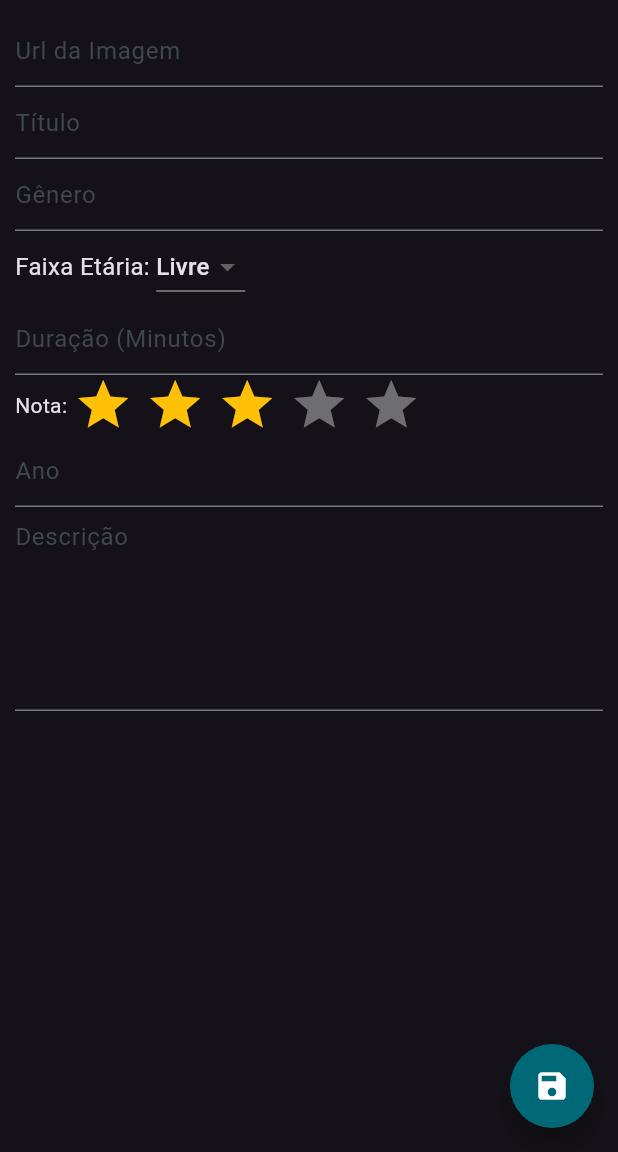
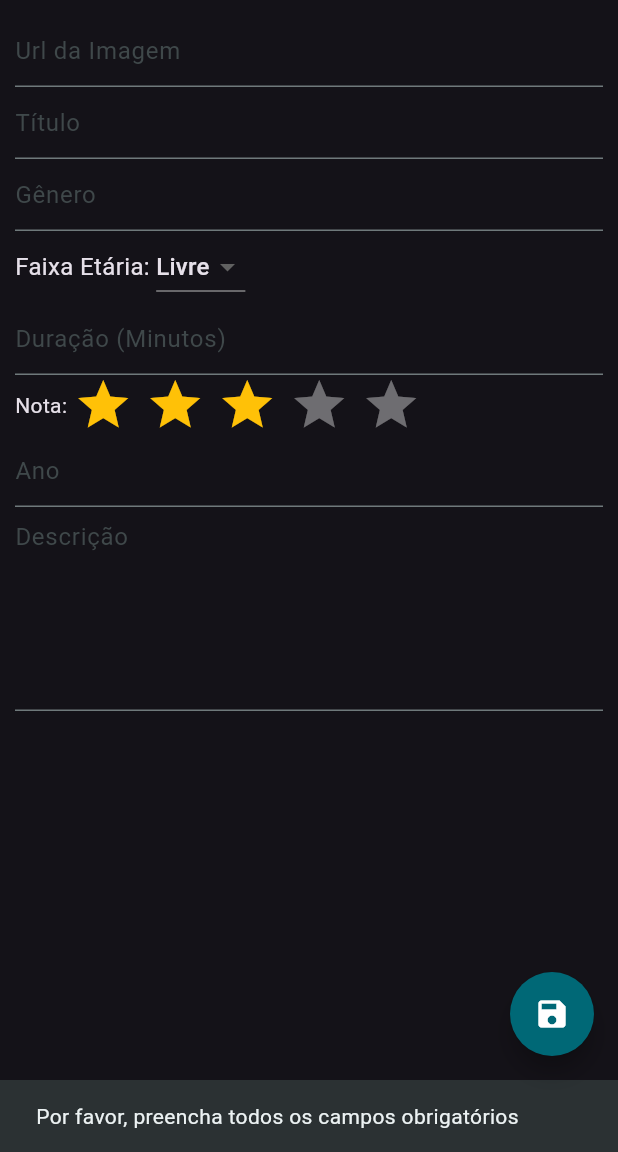
Before and after one commit to Danatorr/Trabalho-Mobile, a Flutter app: the AddScreen screen opened directly, after a tap on the "save" icon, on a phone screen of 412 x 824 dp, the part 84-1236 px from its top. Run offline on Flutter 3.47's test engine with Material 3 defaults, Android fonts, the phone set to English and light mode, and no system bars; drawn by our look-alikes of flutter_rating_bar; our stand-ins replace sqflite; accounts and stored records are empty.

Commit message:
reitrarmocs: retirando dados mocados e listando a partir do banco e ajustando linhas/padronização

```diff
--- a/lib/components/movie_card.dart
+++ b/lib/components/movie_card.dart
@@ -36,10 +36,10 @@ class _MovieCardState extends State<MovieCard> {
           children: [
             ListTile(
               leading: Image.network(
-                  "https://i.scdn.co/image/ab67616d0000b273787dd8343545025252cf3f22"),
+                  widget.filme.imageURL ?? "https://st4.depositphotos.com/14953852/24787/v/380/depositphotos_247872612-stock-illustration-no-image-available-icon-vector.jpg"),
               isThreeLine: true,
               title: Text(widget.filme.nome),
-              subtitle: Text("teste descricao"),
+              subtitle: Text(widget.filme.descricao ?? "Sem descrição"),
               onTap: () => _mostrarOpcoes(context),
             ),
             RatingBar.builder(
@@ -125,7 +125,7 @@ class ExibirDadosPage extends StatelessWidget {
           children: <Widget>[
             Text('Título: ${filme.nome}', style: TextStyle(fontSize: 20)),
             SizedBox(height: 10),
-            Text('Descrição: teste descricao'),
+            Text('Descrição: ${filme.descricao ?? "Sem descrição"}', style: TextStyle(fontSize: 16)),
             // Adicione outros detalhes do filme aqui
           ],
         ),
--- a/lib/database/connection.dart
+++ b/lib/database/connection.dart
@@ -2,7 +2,6 @@ import 'package:path/path.dart';
 import 'package:sqflite/sqflite.dart';
 
 class Connection {
-
     static String dbName = "cinema.db";
     static String tableName = "filmes";
 
@@ -14,7 +13,7 @@ class Connection {
       ano INT,
       tempoMin INT,
       generos TEXT,
-        faixa_etaria int,
+      faixa_etaria INT,
       avaliacao INT,
       descricao TEXT,
       imageURL TEXT
@@ -27,13 +26,6 @@ class Connection {
 
         return openDatabase(path, onCreate: (db, version) {
             db.execute(createTbFilmes);
-        }, version: 1
-        // RESET
-        //, onOpen: (db) {
-        //  db.execute("drop table ${tableName}");
-        //  db.execute(createTbFilmes);
-        //}
-        );
+        }, version: 1);
     }
-
 }
--- a/lib/screens/add_screen.dart
+++ b/lib/screens/add_screen.dart
@@ -1,7 +1,7 @@
 import 'package:flutter/material.dart';
 import 'package:flutter_rating_bar/flutter_rating_bar.dart';
-import 'package:trabalho_mobile/DAO/filmeDAO.dart';
-import 'package:trabalho_mobile/model/filme.dart';
+import '../DAO/filmeDAO.dart';
+import '../model/filme.dart';
 
 class AddScreen extends StatefulWidget {
   const AddScreen({super.key});
@@ -35,9 +35,7 @@ class _AddScreenState extends State<AddScreen> {
       body: Center(
         child: Padding(
           padding: const EdgeInsets.all(10.0),
-          child: Column(
-            mainAxisAlignment: MainAxisAlignment.start,
-            crossAxisAlignment: CrossAxisAlignment.start,
+          child: ListView(
             children: [
               TextFormField(
                 controller: urlController,
@@ -129,11 +127,23 @@ class _AddScreenState extends State<AddScreen> {
       ),
       floatingActionButton: FloatingActionButton(
         onPressed: () async {
-          Filme filme_atual = Filme(tituloController.text, int.parse(duracaoController.text), generoController.text);
-          await dao.save(filme_atual);
-          Navigator.pop(context);
+          if (_validateInputs()) {
+            Filme filme_atual = Filme(
+              tituloController.text,
+              int.parse(duracaoController.text),
+              generoController.text,
+              ano: int.tryParse(anoController.text),
+              faixa_etaria: _ConverterFaixaEtaria(dropdownValue),
+              avaliacao: _rating.toInt(),
+              descricao: descricaoController.text,
+              imageURL: urlController.text,
+            );
+            await dao.save(filme_atual);
+            Navigator.pop(context);
+          }
         },
         backgroundColor: Theme.of(context).colorScheme.primary,
+        tooltip: 'Salvar',
         shape: CircleBorder(),
         child: const Icon(
           Icons.save,
@@ -142,4 +152,33 @@ class _AddScreenState extends State<AddScreen> {
       ),
     );
   }
+
+  bool _validateInputs() {
+    if (tituloController.text.isEmpty ||
+        generoController.text.isEmpty ||
+        duracaoController.text.isEmpty) {
+      ScaffoldMessenger.of(context).showSnackBar(
+        SnackBar(content: Text('Por favor, preencha todos os campos obrigatórios')),
+      );
+      return false;
+    }
+    return true;
+  }
+
+  int _ConverterFaixaEtaria(String value) {
+    switch (value) {
+      case '10':
+        return 10;
+      case '12':
+        return 12;
+      case '14':
+        return 14;
+      case '16':
+        return 16;
+      case '18':
+        return 18;
+      default:
+        return 0;
+    }
+  }
 }
--- a/lib/screens/list_screen.dart
+++ b/lib/screens/list_screen.dart
@@ -102,7 +102,6 @@ class _ListScreenState extends State<ListScreen> {
           }
         },
       ),
-
       floatingActionButton: FloatingActionButton(
         onPressed: () {
           Navigator.push(
@@ -111,7 +110,7 @@ class _ListScreenState extends State<ListScreen> {
           );
         },
         backgroundColor: Theme.of(context).colorScheme.primary,
-        tooltip: 'Increment',
+        tooltip: 'Adicionar Filme',
         shape: CircleBorder(),
         child: const Icon(
           Icons.add,
```
Also changed, not shown: lib/DAO/filmeDAO.dart (+13 -21 lines), lib/model/filme.dart (+4 -7 lines). Lines whose indentation alone changed are shown as unchanged.
